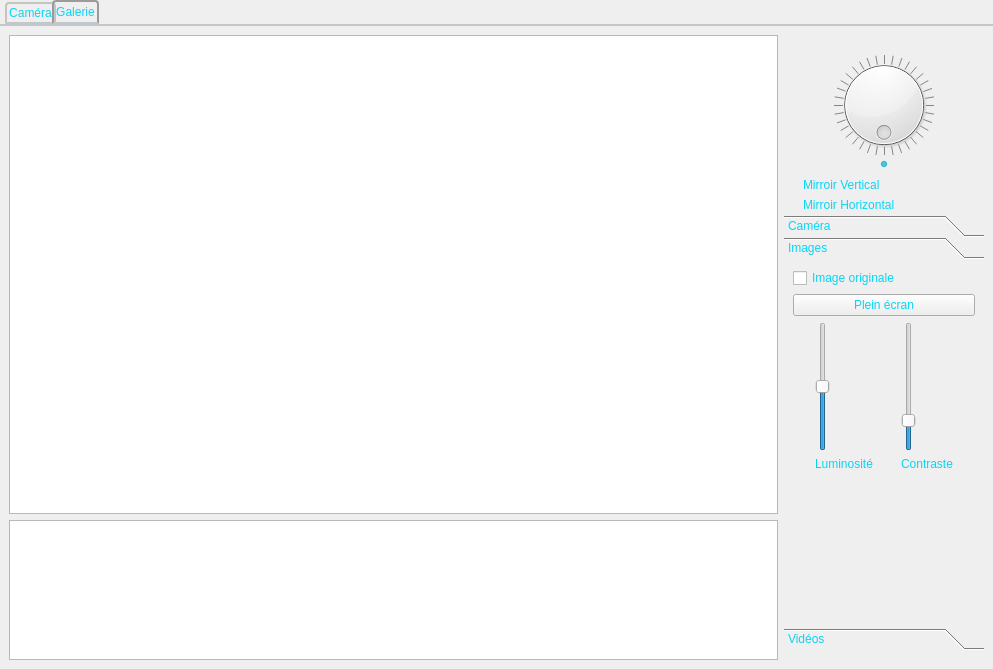
Before: the Qt Designer form vizualizator/vizualizatorwidget.ui in jlfrucot/vizualizator, drawn with Qt 5.
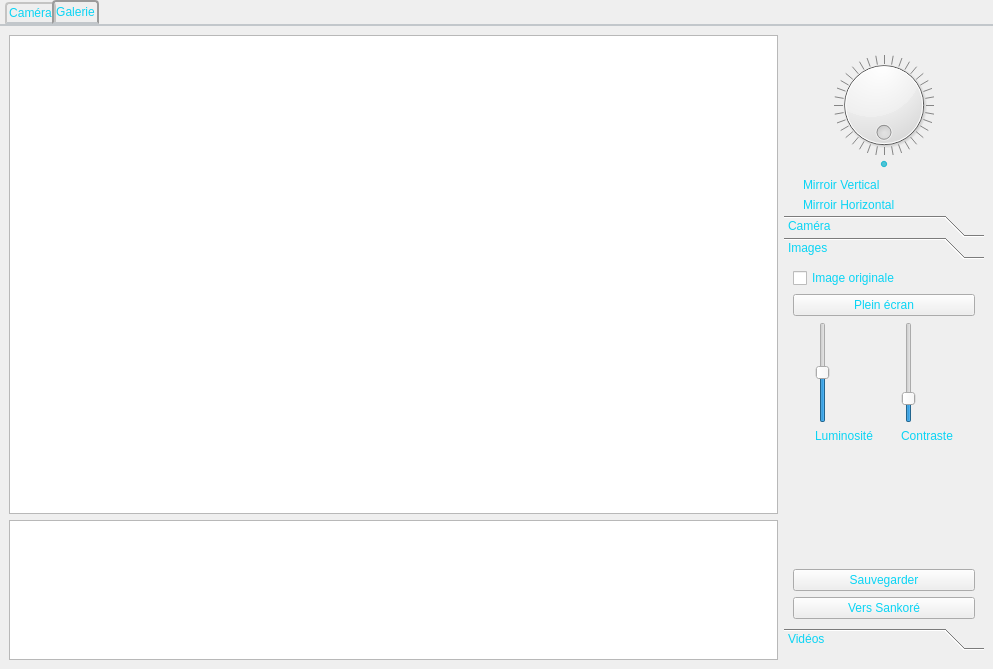
After: the same form once the commit is applied. Custom widgets are drawn as their Qt base class.

Commit message:
On peut enregistere l'image courante.
Dans Sankoré ou ailleurs

The edit to the form file:
```diff
--- a/vizualizator/vizualizatorwidget.ui
+++ b/vizualizator/vizualizatorwidget.ui
@@ -698,6 +698,20 @@
                       </property>
                      </spacer>
                     </item>
+                    <item>
+                     <widget class="QPushButton" name="btnSaveCurrentImage">
+                      <property name="text">
+                       <string>Sauvegarder</string>
+                      </property>
+                     </widget>
+                    </item>
+                    <item>
+                     <widget class="QPushButton" name="btnSankore">
+                      <property name="text">
+                       <string>Vers Sankoré</string>
+                      </property>
+                     </widget>
+                    </item>
                    </layout>
                   </item>
                  </layout>
```
The commit also changes 4 other files.
